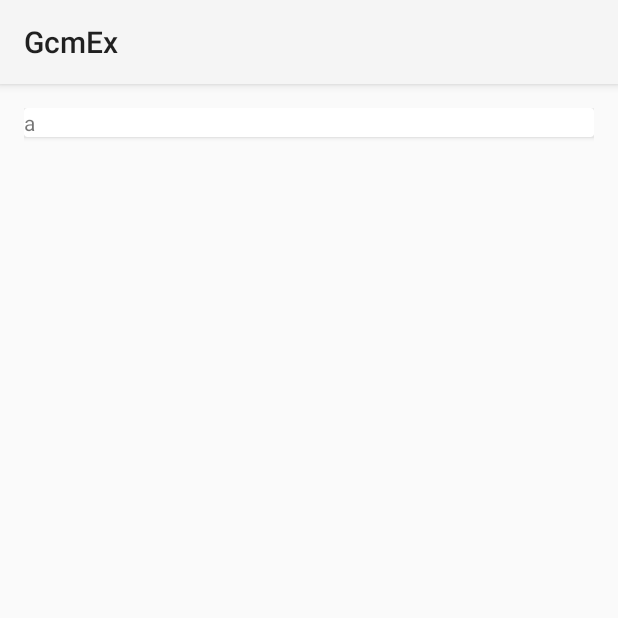
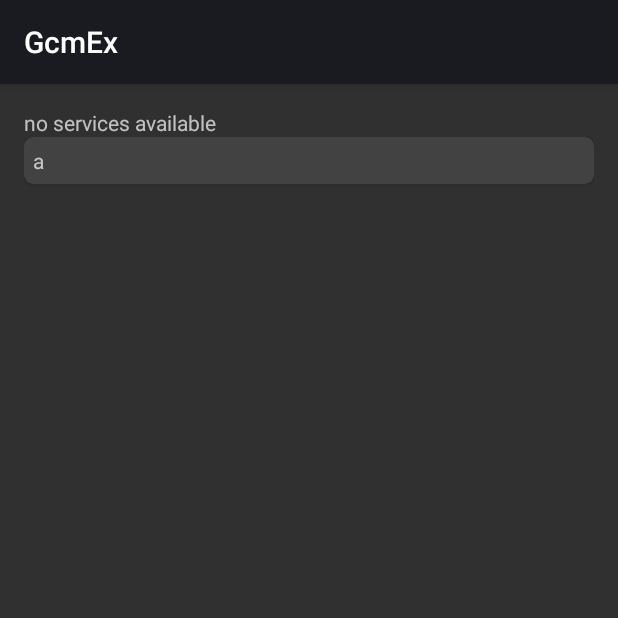
Before and after one commit to c-mars/GcmEx, an Android app: the screen it shows after launch (MainActivity), on a phone screen of 412 x 824 dp, the top half of it. Run offline under Robolectric (Android 15) with nearby library versions, the phone set to English and light mode, and no system bars; our stand-ins replace ButterKnife, Timber; 2 statements that could not run were skipped.

```diff
--- a/app/build.gradle
+++ b/app/build.gradle
@@ -44,6 +44,7 @@ dependencies {
     compile fileTree(dir: 'libs', include: ['*.jar'])
     compile 'com.android.support:appcompat-v7:22.2.1'
     compile 'com.jakewharton:butterknife:7.0.1'
+    compile 'com.jakewharton.timber:timber:3.1.0'
     compile 'com.android.support:recyclerview-v7:22.2.0'
     compile 'com.android.support:cardview-v7:22.2.0'
     compile 'com.google.android.gms:play-services-gcm:7.5.0'
--- a/app/src/main/java/c/mars/gcmex/MainActivity.java
+++ b/app/src/main/java/c/mars/gcmex/MainActivity.java
@@ -1,31 +1,39 @@
 package c.mars.gcmex;
 
 import android.app.Activity;
-import android.app.Application;
-import android.support.v7.app.ActionBarActivity;
+import android.content.BroadcastReceiver;
+import android.content.Context;
+import android.content.Intent;
+import android.content.IntentFilter;
 import android.os.Bundle;
 import android.support.v7.widget.LinearLayoutManager;
 import android.support.v7.widget.RecyclerView;
 import android.view.LayoutInflater;
-import android.view.Menu;
-import android.view.MenuItem;
 import android.view.View;
 import android.view.ViewGroup;
 import android.widget.TextView;
 
+import com.google.android.gms.common.ConnectionResult;
+import com.google.android.gms.common.GoogleApiAvailability;
+
 import java.util.ArrayList;
 import java.util.Arrays;
-import java.util.List;
 
 import butterknife.Bind;
 import butterknife.ButterKnife;
+import timber.log.Timber;
 
 
 public class MainActivity extends Activity {
 
     @Bind(R.id.l)
     RecyclerView recyclerView;
-    RecyclerView.Adapter adapter;
+    @Bind(R.id.t)
+    TextView t;
+
+    String[] DATA = {"a", "b", "c"};
+    ArrayList<String> data=new ArrayList<>();
+    MAdapter adapter;
     RecyclerView.LayoutManager layoutManager;
 
     @Override
@@ -33,47 +41,84 @@ public class MainActivity extends Activity {
         super.onCreate(savedInstanceState);
         setContentView(R.layout.activity_main);
         ButterKnife.bind(this);
+        Timber.plant(new Timber.DebugTree());
 
-        layoutManager=new LinearLayoutManager(this);
+        layoutManager = new LinearLayoutManager(this);
         recyclerView.setLayoutManager(layoutManager);
-        String[] data={"a", "b", "c"};
+
+        data.addAll(Arrays.asList(DATA));
         adapter = new MAdapter(data);
         recyclerView.setAdapter(adapter);
+
+        boolean sa=checkPlayServices();
+        t.setText(sa?"services ok":"no services available");
+
+        if (sa) {
+            Intent intent = new Intent(this, RegService.class);
+            startService(intent);
+        }
+    }
+
+    private boolean checkPlayServices() {
+        int result = GoogleApiAvailability.getInstance().isGooglePlayServicesAvailable(this);
+        return result == ConnectionResult.SUCCESS;
     }
 
     class MAdapter extends RecyclerView.Adapter<MAdapter.ViewHolder> {
-        final String[] data;
+        ArrayList<String> data;
 
-        public MAdapter(String[] data) {
+        public MAdapter(ArrayList<String> data) {
             this.data = data;
         }
 
         @Override
         public ViewHolder onCreateViewHolder(ViewGroup parent, int viewType) {
-            View v= LayoutInflater.from(parent.getContext()).inflate(R.layout.item, parent, false);
+            View v = LayoutInflater.from(parent.getContext()).inflate(R.layout.item, parent, false);
             return new ViewHolder(v);
         }
 
         @Override
         public void onBindViewHolder(ViewHolder holder, int position) {
-            holder.textView.setText(data[position]);
+            holder.textView.setText(data.get(position));
         }
 
         @Override
         public int getItemCount() {
-            return data.length;
+            return data.size();
         }
 
         class ViewHolder extends RecyclerView.ViewHolder {
 
             private TextView textView;
+
             public ViewHolder(View itemView) {
                 super(itemView);
                 this.textView = (TextView) itemView.findViewById(R.id.text);
             }
         }
 
+        public void add(String s){
+            data.add(s);
+            notifyDataSetChanged();
+        }
+    }
 
+    @Override
+    protected void onResume() {
+        super.onResume();
+        registerReceiver(receiver, new IntentFilter(GcmListenerService.ACTION_MSG));
+    }
 
+    @Override
+    protected void onPause() {
+        unregisterReceiver(receiver);
+        super.onPause();
     }
+
+    BroadcastReceiver receiver=new BroadcastReceiver() {
+        @Override
+        public void onReceive(Context context, Intent intent) {
+            adapter.add(intent.getStringExtra(GcmListenerService.EXTRA_MSG));
+        }
+    };
 }
--- a/app/src/main/res/layout/activity_main.xml
+++ b/app/src/main/res/layout/activity_main.xml
@@ -5,8 +5,14 @@
     android:paddingTop="@dimen/activity_vertical_margin"
     android:paddingBottom="@dimen/activity_vertical_margin" tools:context=".MainActivity">
 
-    <android.support.v7.widget.RecyclerView
-        android:id="@+id/l"
+    <TextView android:id="@+id/t"
+        android:text="gcm demo"
+        android:layout_alignParentTop="true"
+        android:layout_width="wrap_content"
+        android:layout_height="wrap_content" />
+
+    <android.support.v7.widget.RecyclerView android:id="@+id/l"
+        android:layout_below="@+id/t"
         android:scrollbars="vertical"
         android:layout_width="match_parent"
         android:layout_height="match_parent" />
--- a/app/src/main/res/layout/item.xml
+++ b/app/src/main/res/layout/item.xml
@@ -1,5 +1,6 @@
 <?xml version="1.0" encoding="utf-8"?>
 <LinearLayout xmlns:android="http://schemas.android.com/apk/res/android"
+    xmlns:app="http://schemas.android.com/apk/res-auto"
     android:layout_width="match_parent"
     android:layout_height="match_parent"
     android:orientation="vertical">
@@ -7,12 +8,18 @@
     <android.support.v7.widget.CardView
         android:layout_width="match_parent"
         android:layout_height="wrap_content"
-        android:layout_gravity="center">
+        android:layout_gravity="center"
+        app:cardCornerRadius="6dp"
+        android:layout_marginBottom="6dp"
+        android:padding="4dp"
+        android:elevation="12dp"
+        style="@style/CardView.Dark">
 
         <TextView
             android:id="@+id/text"
             android:layout_width="wrap_content"
-            android:layout_height="wrap_content" />
+            android:layout_height="wrap_content"
+            android:layout_margin="6dp"/>
     </android.support.v7.widget.CardView>
 
 </LinearLayout>
--- a/app/src/main/res/values-v21/styles.xml
+++ b/app/src/main/res/values-v21/styles.xml
@@ -1,7 +1,7 @@
 <?xml version="1.0" encoding="utf-8"?>
 <resources>
 
-    <style name="AppTheme" parent="android:Theme.Material.Light">
+    <style name="AppTheme" parent="android:ThemeOverlay.Material.Dark">
         <!-- Customize your theme here. -->
     </style>
 </resources>
--- a/app/src/main/res/values/styles.xml
+++ b/app/src/main/res/values/styles.xml
@@ -1,7 +1,7 @@
 <resources>
 
     <!-- Base application theme. -->
-    <style name="AppTheme" parent="Theme.AppCompat.Light">
+    <style name="AppTheme" parent="android:Theme.Holo">
         <!-- Customize your theme here. -->
     </style>
 
```
Also changed, not shown: app/src/main/AndroidManifest.xml (+24 -16 lines), app/src/main/java/c/mars/gcmex/GcmListenerService.java (added, +26 -0 lines), app/src/main/java/c/mars/gcmex/IDListenerService.java (added, +16 -0 lines), app/src/main/java/c/mars/gcmex/RegService.java (added, +45 -0 lines), 1 other file.
